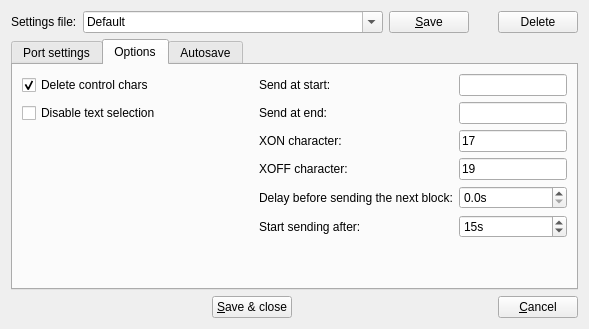
Old version of the form src/spconfigdialog.ui in the repository GCodeProjects/GCodeWorkShop.
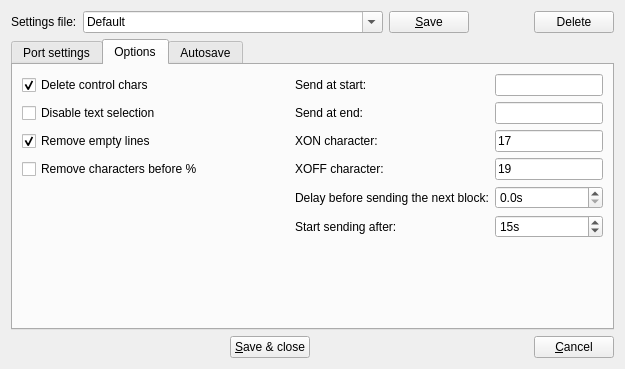
New version of the form. The open tabs and pages were chosen to show the change. Icons and pictures are not drawn.

Patch:
```diff
--- a/src/spconfigdialog.ui
+++ b/src/spconfigdialog.ui
@@ -6,8 +6,8 @@
    <rect>
     <x>0</x>
     <y>0</y>
-    <width>589</width>
-    <height>323</height>
+    <width>625</width>
+    <height>369</height>
    </rect>
   </property>
   <property name="sizePolicy">
@@ -734,6 +734,29 @@
          </property>
         </spacer>
        </item>
+       <item row="2" column="0">
+        <widget class="QCheckBox" name="removeEmptyLines">
+         <property name="toolTip">
+          <string>Remove empty lines after receive is complete</string>
+         </property>
+         <property name="text">
+          <string>Remove empty lines</string>
+         </property>
+         <property name="checked">
+          <bool>true</bool>
+         </property>
+        </widget>
+       </item>
+       <item row="3" column="0">
+        <widget class="QCheckBox" name="removeBefore">
+         <property name="toolTip">
+          <string>When sending, discard all characters before %</string>
+         </property>
+         <property name="text">
+          <string>Remove characters before %</string>
+         </property>
+        </widget>
+       </item>
       </layout>
      </widget>
      <widget class="QWidget" name="autoSaveTab">
```
Left out of the diff: 16 changed lines with no effect on the pictures.
